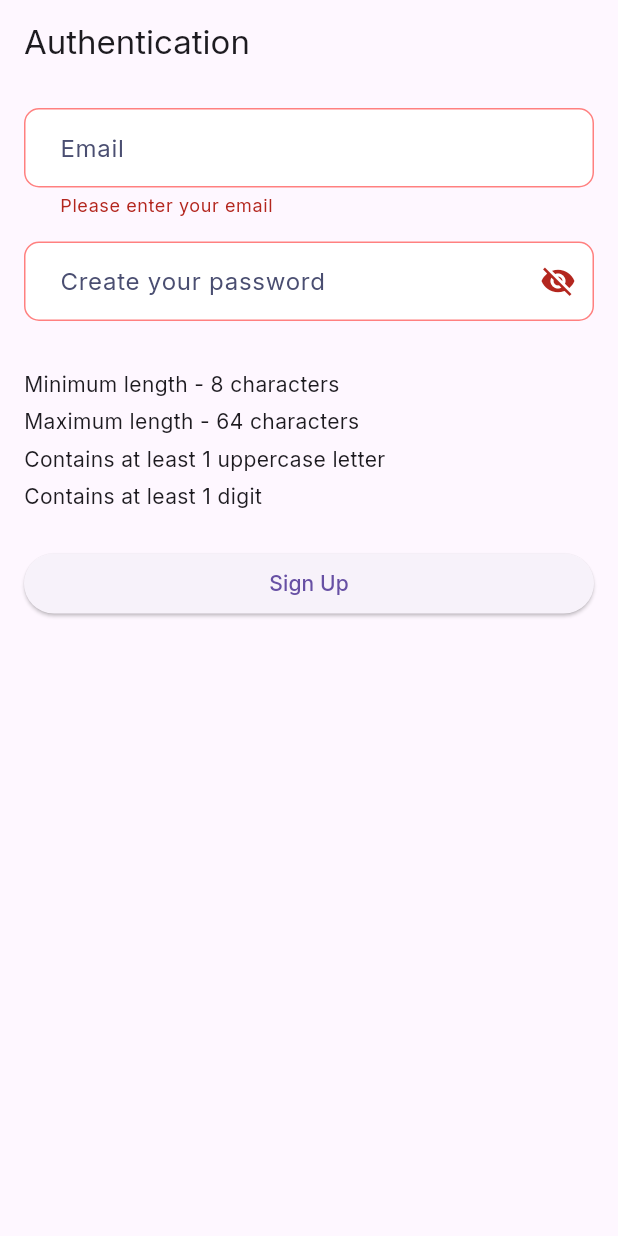
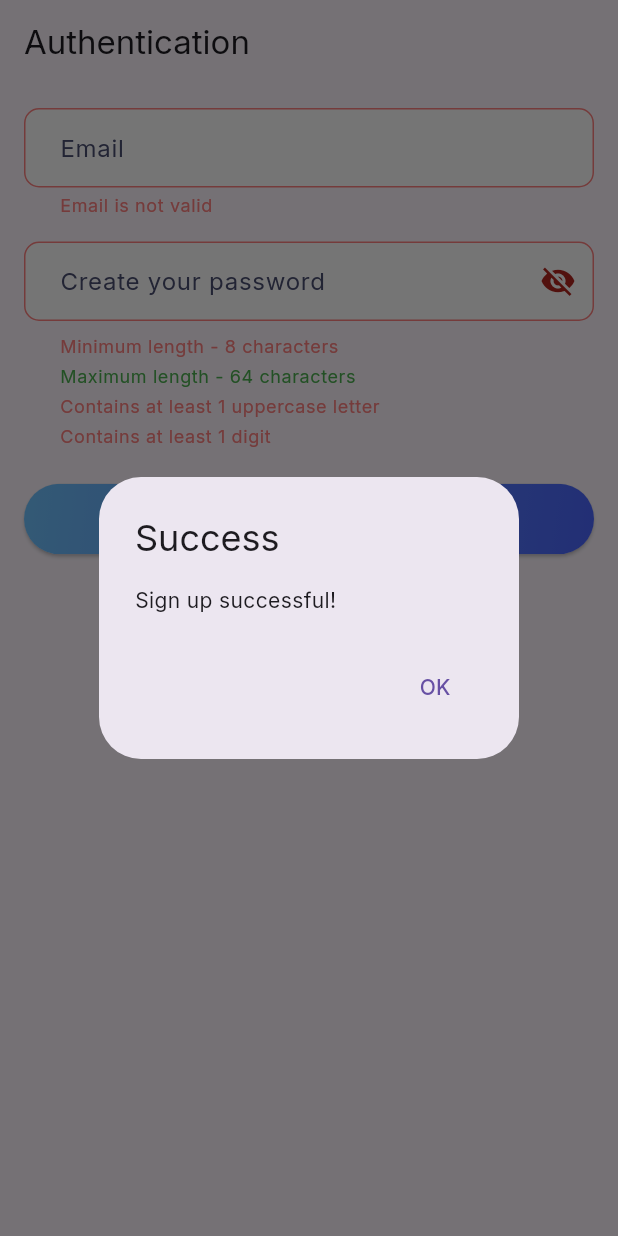
Before and after one commit to odnari/signup-form-flutter, a Flutter app: the screen it shows after launch, after a tap on "Sign Up", on a phone screen of 412 x 824 dp. Run offline on Flutter 3.47's test engine with Material 3 defaults, Android fonts, the phone set to English and light mode, and no system bars; our stand-ins replace email_validator, google_fonts.

Commit message:
feat: use theme for styling

```diff
--- a/lib/auth_page.dart
+++ b/lib/auth_page.dart
@@ -1,8 +1,11 @@
 import 'package:flutter/material.dart';
 import 'package:email_validator/email_validator.dart';
+import 'package:signup_form_flutter/theme/app_theme.dart';
+import 'package:signup_form_flutter/widgets/gradient_button.dart';
+import 'dart:async';
 
 class AuthPage extends StatefulWidget {
-  const AuthPage({Key? key}) : super(key: key);
+  const AuthPage({super.key});
 
   @override
   _AuthPageState createState() => _AuthPageState();
@@ -13,7 +16,7 @@ class _AuthPageState extends State<AuthPage> {
   final _emailController = TextEditingController();
   final _passwordController = TextEditingController();
   bool _isPasswordVisible = false;
-  bool _isPasswordDirty = false;
+  Timer? _debounce;
 
   final List<Map<String, dynamic>> _passwordValidations = [
     {'message': 'Minimum length - 8 characters', 'isValid': false},
@@ -22,10 +25,16 @@ class _AuthPageState extends State<AuthPage> {
     {'message': 'Contains at least 1 digit', 'isValid': false},
   ];
 
+  final Map<String, dynamic> _emailValidation = {
+    'message': 'Email is not valid',
+    'isValid': false
+  };
+
   @override
   void initState() {
     super.initState();
     _passwordController.addListener(_updatePasswordValidation);
+    _emailController.addListener(_updateEmailValidation);
   }
 
   @override
@@ -38,12 +47,24 @@ class _AuthPageState extends State<AuthPage> {
   void _updatePasswordValidation() {
     final password = _passwordController.text;
     setState(() {
-      _isPasswordDirty = password.isNotEmpty;
       _passwordValidations[0]['isValid'] = password.length >= 8;
       _passwordValidations[1]['isValid'] = password.length <= 64;
       _passwordValidations[2]['isValid'] = password.contains(RegExp(r'[A-Z]'));
       _passwordValidations[3]['isValid'] = password.contains(RegExp(r'[0-9]'));
     });
+  }
+
+  void _updateEmailValidation() {
+    final email = _emailController.text;
+    if (_debounce?.isActive ?? false) _debounce?.cancel();
+    _debounce = Timer(
+      const Duration(milliseconds: 700),
+      () {
+        setState(() {
+          _emailValidation['isValid'] = EmailValidator.validate(email);
+        });
+      },
+    );
   }
 
   void _togglePasswordVisibility() {
@@ -83,7 +104,11 @@ class _AuthPageState extends State<AuthPage> {
       padding: const EdgeInsets.only(top: 5),
       child: Text(
         text,
-        style: Theme.of(context).inputDecorationTheme.errorStyle,
+        style: Theme.of(context).inputDecorationTheme.errorStyle?.copyWith(
+              color: isValid
+                  ? Colors.green
+                  : Theme.of(context).inputDecorationTheme.errorStyle?.color,
+            ),
       ),
     );
   }
@@ -100,20 +125,9 @@ class _AuthPageState extends State<AuthPage> {
             child: Column(
               crossAxisAlignment: CrossAxisAlignment.stretch,
               children: [
-                TextFormField(
-                  controller: _emailController,
-                  decoration: const InputDecoration(hintText: 'Email'),
-                  keyboardType: TextInputType.emailAddress,
-                  validator: (value) {
-                    if (value == null || value.isEmpty) {
-                      return 'Please enter your email';
-                    }
-                    if (!EmailValidator.validate(value)) {
-                      return 'Please enter a valid email';
-                    }
-                    return null;
-                  },
-                ),
+                TextInput(
+                    emailController: _emailController,
+                    emailValidation: _emailValidation),
                 const SizedBox(height: 16),
                 TextFormField(
                   controller: _passwordController,
@@ -127,26 +141,20 @@ class _AuthPageState extends State<AuthPage> {
                       ),
                       onPressed: _togglePasswordVisibility,
                     ),
+                    errorStyle: const TextStyle(height: 0),
+                    errorText: null,
+                    error: Column(
+                      crossAxisAlignment: CrossAxisAlignment.stretch,
+                      children: _passwordValidations
+                          .map((validation) => _buildValidationText(
+                              validation['message'], validation['isValid']))
+                          .toList(),
+                    ),
                   ),
                   obscureText: !_isPasswordVisible,
-                  validator: (value) {
-                    if (_passwordValidations
-                        .any((validation) => !validation['isValid'])) {
-                      return '';
-                    }
-
-                    return null;
-                  },
                 ),
-                const SizedBox(height: 8),
-                ..._passwordValidations.map((validation) =>
-                    _buildValidationText(
-                        validation['message'], validation['isValid'])),
                 const SizedBox(height: 24),
-                ElevatedButton(
-                  onPressed: _submitForm,
-                  child: const Text('Sign Up'),
-                ),
+                GradientButton(label: 'Sign Up', onPressed: _submitForm),
               ],
             ),
           ),
@@ -155,3 +163,57 @@ class _AuthPageState extends State<AuthPage> {
     );
   }
 }
+
+class TextInput extends StatelessWidget {
+  const TextInput({
+    super.key,
+    required TextEditingController emailController,
+    required Map<String, dynamic> emailValidation,
+  })  : _emailController = emailController,
+        _emailValidation = emailValidation;
+
+  final TextEditingController _emailController;
+  final Map<String, dynamic> _emailValidation;
+
+  @override
+  Widget build(BuildContext context) {
+    return TextFormField(
+      controller: _emailController,
+      decoration: InputDecoration(
+        hintText: 'Email',
+        errorText:
+            _emailValidation['isValid'] ? null : _emailValidation['message'],
+        enabledBorder:
+            Theme.of(context).inputDecorationTheme.focusedBorder?.copyWith(
+                  borderSide: BorderSide(
+                    color: _emailValidation['isValid']
+                        ? AppColors.successColor
+                        : Theme.of(context)
+                            .inputDecorationTheme
+                            .focusedBorder!
+                            .borderSide
+                            .color,
+                  ),
+                ),
+        focusedBorder:
+            Theme.of(context).inputDecorationTheme.focusedBorder?.copyWith(
+                  borderSide: BorderSide(
+                    color: _emailValidation['isValid']
+                        ? AppColors.successColor
+                        : Theme.of(context)
+                            .inputDecorationTheme
+                            .focusedBorder!
+                            .borderSide
+                            .color,
+                  ),
+                ),
+      ),
+      style: TextStyle(
+        color: _emailValidation['isValid']
+            ? AppColors.successColor
+            : AppColors.secondaryColor,
+      ),
+      keyboardType: TextInputType.emailAddress,
+    );
+  }
+}
--- a/lib/theme/app_theme.dart
+++ b/lib/theme/app_theme.dart
@@ -1,5 +1,12 @@
 import 'package:flutter/material.dart';
 import 'package:google_fonts/google_fonts.dart';
+
+final class AppColors {
+  static const Color primaryColor = Color.fromRGBO(111, 145, 188, 1);
+  static const Color secondaryColor = Color.fromRGBO(74, 78, 113, 1);
+  static const Color errorColor = Color.fromRGBO(255, 128, 128, 1);
+  static const Color successColor = Color.fromRGBO(39, 178, 116, 1);
+}
 
 class AppTheme {
   static ThemeData get light {
@@ -10,7 +17,7 @@ class AppTheme {
       primaryTextTheme: GoogleFonts.interTextTheme(
         ThemeData.light().primaryTextTheme,
       ),
-      inputDecorationTheme: InputDecorationTheme(
+      inputDecorationTheme: ThemeData.light().inputDecorationTheme.copyWith(
             contentPadding:
                 const EdgeInsets.symmetric(horizontal: 20, vertical: 14.5),
             filled: true,
@@ -18,7 +25,12 @@ class AppTheme {
             hintStyle: GoogleFonts.inter(
               fontSize: 16,
               fontWeight: FontWeight.w400,
-          color: const Color.fromRGBO(74, 78, 113, 1),
+              color: AppColors.secondaryColor,
+            ),
+            errorStyle: GoogleFonts.inter(
+              fontSize: 12,
+              fontWeight: FontWeight.w400,
+              color: AppColors.errorColor,
             ),
             enabledBorder: OutlineInputBorder(
               borderRadius: BorderRadius.circular(10),
@@ -27,24 +39,22 @@ class AppTheme {
             focusedBorder: OutlineInputBorder(
               borderRadius: BorderRadius.circular(10),
               borderSide: const BorderSide(
-            color: Color.fromRGBO(111, 145, 188, 1),
+                color: AppColors.primaryColor,
               ),
             ),
             focusedErrorBorder: OutlineInputBorder(
               borderRadius: BorderRadius.circular(10),
               borderSide: const BorderSide(
-            color: Color.fromRGBO(255, 128, 128, 1),
+                color: AppColors.errorColor,
               ),
             ),
             errorBorder: OutlineInputBorder(
               borderRadius: BorderRadius.circular(10),
               borderSide: const BorderSide(
-            color: Color.fromRGBO(255, 128, 128, 1),
+                color: AppColors.errorColor,
               ),
             ),
           ),
     );
   }
-
-// You can add a dark theme here if needed
 }
--- a/lib/widgets/gradient_button.dart
+++ b/lib/widgets/gradient_button.dart
@@ -6,8 +6,6 @@ class GradientButton extends StatelessWidget {
     super.key,
     required this.label,
     required this.onPressed,
-    this.width = 240.0,
-    this.height = 48.0,
     this.gradient = const LinearGradient(
       begin: Alignment.topLeft,
       end: Alignment.bottomRight,
@@ -18,15 +16,15 @@ class GradientButton extends StatelessWidget {
     ),
     this.borderRadius = const BorderRadius.all(Radius.circular(80.0)),
     this.textStyle,
+    this.padding = const EdgeInsets.symmetric(horizontal: 24, vertical: 12),
   });
 
   final String label;
   final VoidCallback onPressed;
-  final double width;
-  final double height;
   final LinearGradient gradient;
   final BorderRadius borderRadius;
   final TextStyle? textStyle;
+  final EdgeInsetsGeometry padding;
 
   @override
   Widget build(BuildContext context) {
@@ -42,9 +40,9 @@ class GradientButton extends StatelessWidget {
           borderRadius: borderRadius,
         ),
         child: Container(
-          width: width,
-          height: height,
+          width: double.infinity,
           alignment: Alignment.center,
+          padding: padding,
           child: Text(
             label,
             style: textStyle ??
```
Lines whose indentation alone changed are shown as unchanged.
